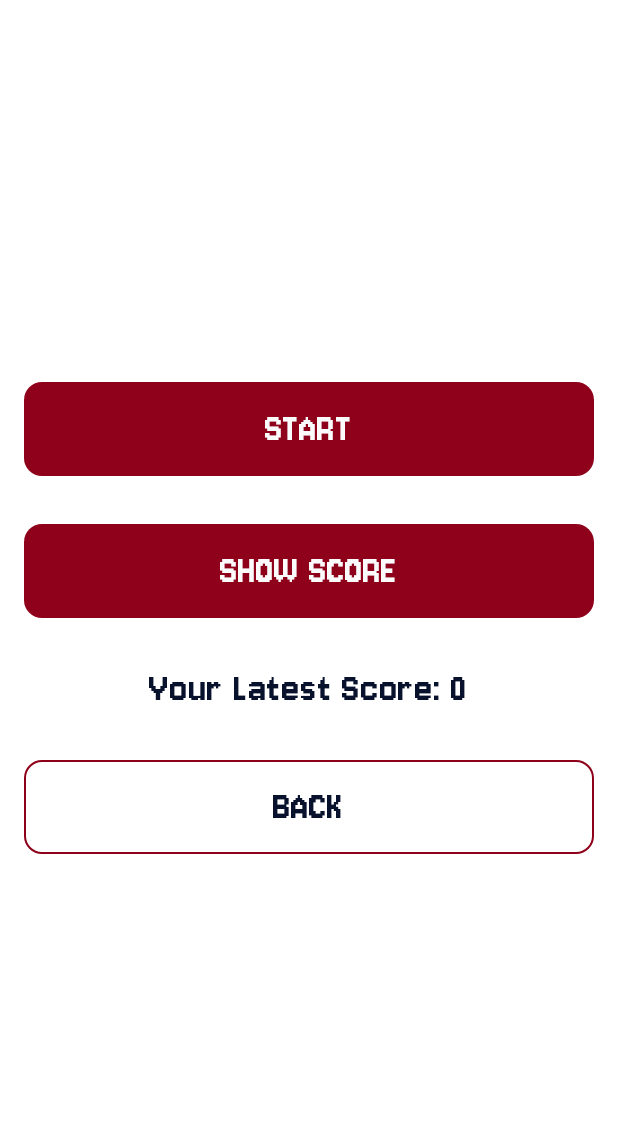
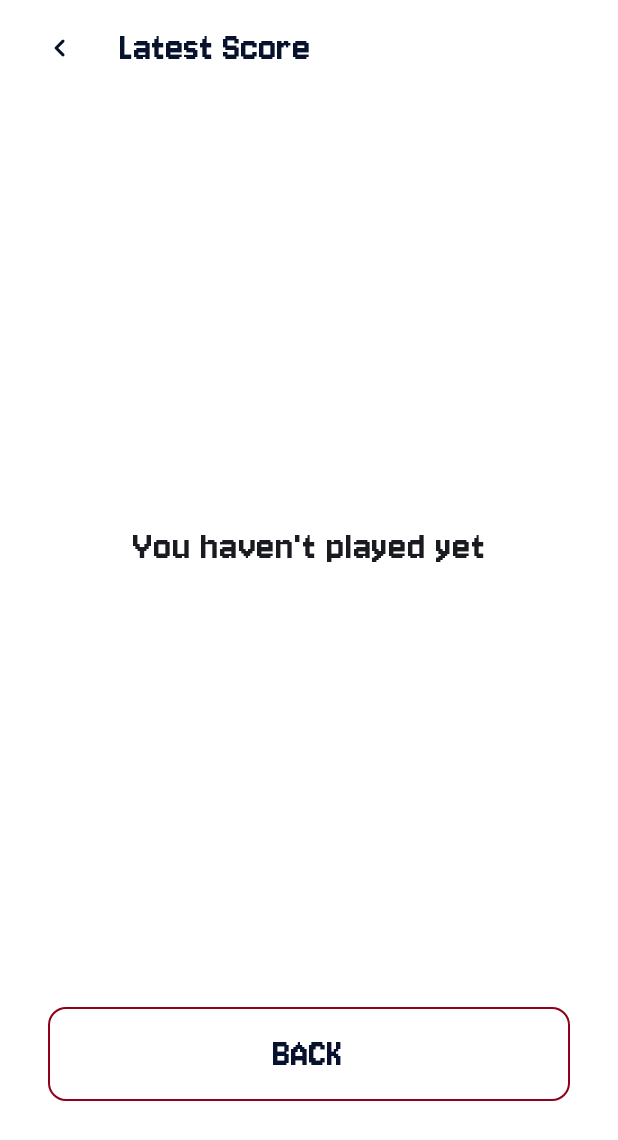
Before and after one commit to ngnngthang/kotlin-quiz-game, an Android app built with Jetpack Compose: the MainScreen screen opened through its navigation route, after a tap on "SHOW SCORE", on a phone screen of 412 x 824 dp. Shown: the top 1140 px of the screen. Run offline under Robolectric (Android 15) with nearby library versions, the phone set to English and light mode, and no system bars.

Commit message:
Add LatestScoreScreen

```diff
--- /dev/null
+++ b/app/src/main/java/com/example/quiz/features/LatestScoreScreen.kt
@@ -0,0 +1,151 @@
+package com.example.quiz.features
+
+import androidx.compose.foundation.BorderStroke
+import androidx.compose.foundation.background
+import androidx.compose.foundation.layout.Arrangement
+import androidx.compose.foundation.layout.Box
+import androidx.compose.foundation.layout.Column
+import androidx.compose.foundation.layout.PaddingValues
+import androidx.compose.foundation.layout.Spacer
+import androidx.compose.foundation.layout.fillMaxSize
+import androidx.compose.foundation.layout.fillMaxWidth
+import androidx.compose.foundation.layout.padding
+import androidx.compose.material.icons.Icons
+import androidx.compose.material.icons.automirrored.rounded.KeyboardArrowLeft
+import androidx.compose.material3.Button
+import androidx.compose.material3.ButtonColors
+import androidx.compose.material3.ButtonDefaults
+import androidx.compose.material3.ExperimentalMaterial3Api
+import androidx.compose.material3.Icon
+import androidx.compose.material3.MaterialTheme
+import androidx.compose.material3.Scaffold
+import androidx.compose.material3.Text
+import androidx.compose.material3.TopAppBar
+import androidx.compose.material3.TopAppBarDefaults
+import androidx.compose.runtime.Composable
+import androidx.compose.runtime.LaunchedEffect
+import androidx.compose.runtime.mutableIntStateOf
+import androidx.compose.runtime.mutableStateOf
+import androidx.compose.runtime.remember
+import androidx.compose.ui.Alignment
+import androidx.compose.ui.Modifier
+import androidx.compose.ui.graphics.Color
+import androidx.compose.ui.platform.LocalContext
+import androidx.compose.ui.text.font.Font
+import androidx.compose.ui.text.font.FontFamily
+import androidx.compose.ui.text.style.TextAlign
+import androidx.compose.ui.unit.dp
+import androidx.compose.ui.unit.sp
+import androidx.navigation.NavHostController
+import com.example.quiz.R
+import com.example.quiz.ui.theme.DarkText
+import com.example.quiz.ui.theme.Primary
+
+@OptIn(ExperimentalMaterial3Api::class)
+@Composable
+fun LatestScoreScreen(navController: NavHostController) {
+    val context = LocalContext.current
+
+    val lastScore = remember { mutableIntStateOf(0) }
+    val isPlayed = remember { mutableStateOf(false) }
+
+
+    LaunchedEffect(Unit) {
+        isPlayed.value = getIsPlayed(context)  // Check if the quiz has been played
+        lastScore.intValue = getLastScore(context)  // Retrieve the score
+    }
+
+    Scaffold(
+        containerColor = Color.White,
+        topBar = {
+            TopAppBar(
+                colors = TopAppBarDefaults.topAppBarColors(
+                    containerColor = Color.White,
+                    titleContentColor = DarkText,
+                ),
+                title = {
+                    Text(
+                        "Latest Score", fontSize = 28.sp,
+                        fontFamily =
+                        FontFamily(Font(R.font.jersey10_regular))
+                    )
+                },
+                navigationIcon = {
+                    Button(
+                        onClick = { navController.popBackStack() },
+                        colors = ButtonDefaults.buttonColors(
+                            contentColor = DarkText,
+                            containerColor = Color.Transparent
+                        )
+                    ) {
+                        Icon(
+                            Icons.AutoMirrored.Rounded.KeyboardArrowLeft,
+                            contentDescription = "Back",
+                        )
+                    }
+                },
+            )
+        }
+    ) { innerPadding ->
+        Box(
+            modifier = Modifier
+                .fillMaxSize()
+                .background(Color.White)
+                .padding(
+                    vertical = innerPadding.calculateTopPadding() + 10.dp,
+                    horizontal = 16.dp
+                )
+        ) {
+            Column(
+                modifier = Modifier.fillMaxSize(),
+                horizontalAlignment = Alignment.CenterHorizontally,
+                verticalArrangement = Arrangement.Center
+            ) {
+                Spacer(modifier = Modifier.weight(1f))
+                if (isPlayed.value) {
+                    Text(
+                        text = "Your last score: ${lastScore.intValue}",
+                        fontSize = 28.sp,
+                        textAlign = TextAlign.Center,
+                        fontFamily = FontFamily(Font(R.font.jersey10_regular))
+                    )
+                } else {
+                    Text(
+                        text = "You haven't played yet",
+                        fontSize = 28.sp,
+                        textAlign = TextAlign.Center,
+                        fontFamily = FontFamily(Font(R.font.jersey10_regular))
+                    )
+                }
+                Spacer(modifier = Modifier.weight(1f))
+                Button(
+                    modifier = Modifier
+                        .padding(16.dp)
+                        .fillMaxWidth(),
+                    colors = ButtonColors(
+                        containerColor = Color.White,
+                        contentColor = DarkText,
+                        disabledContentColor = Color.Gray,
+                        disabledContainerColor = Color.Gray
+                    ),
+                    border = BorderStroke(width = 1.dp, color = Primary),
+                    contentPadding = PaddingValues(16.dp),
+                    shape = MaterialTheme.shapes.medium,
+                    onClick = {
+                        navController.popBackStack()
+                    }
+                ) {
+                    Text(
+                        "BACK",
+                        fontSize = 28.sp,
+                        fontFamily = FontFamily(Font(R.font.jersey10_regular))
+                    )
+                }
+            }
+
+        }
+
+    }
+
+
+}
--- a/app/src/main/java/com/example/quiz/features/MainScreen.kt
+++ b/app/src/main/java/com/example/quiz/features/MainScreen.kt
@@ -14,13 +14,9 @@ import androidx.compose.material3.ButtonColors
 import androidx.compose.material3.MaterialTheme
 import androidx.compose.material3.Text
 import androidx.compose.runtime.Composable
-import androidx.compose.runtime.LaunchedEffect
-import androidx.compose.runtime.mutableStateOf
-import androidx.compose.runtime.remember
 import androidx.compose.ui.Alignment
 import androidx.compose.ui.Modifier
 import androidx.compose.ui.graphics.Color
-import androidx.compose.ui.platform.LocalContext
 import androidx.compose.ui.text.font.Font
 import androidx.compose.ui.text.font.FontFamily
 import androidx.compose.ui.unit.dp
@@ -34,11 +30,6 @@ import com.example.quiz.ui.theme.Primary
 
 @Composable
 fun MainScreen(navController: NavHostController) {
-    val context = LocalContext.current
-    val showScore = remember { mutableStateOf(false) }
-    val lastScore = remember { mutableStateOf(0) }
-    val isPlayed = remember { mutableStateOf(false) }
-
     fun onStart() {
         navController.navigate("quiz")
     }
@@ -47,14 +38,10 @@ fun MainScreen(navController: NavHostController) {
         navController.popBackStack()
     }
 
-    fun toggleViewScore() {
-        showScore.value = !showScore.value
+    fun viewLatestScore() {
+        navController.navigate("latestScore")
     }
 
-    LaunchedEffect(Unit) {
-        isPlayed.value = getIsPlayed(context)  // Check if the quiz has been played
-        lastScore.value = getLastScore(context)  // Retrieve the score
-    }
 
     Box(
         modifier = Modifier
@@ -104,23 +91,13 @@ fun MainScreen(navController: NavHostController) {
                 contentPadding = PaddingValues(16.dp),
                 shape = MaterialTheme.shapes.medium,
                 onClick = {
-                    toggleViewScore() // Fetch the score on click
+                    viewLatestScore() // Fetch the score on click
                 }
             ) {
                 Text(
                     "SHOW SCORE",
                     fontSize = 28.sp,
                     fontFamily = FontFamily(Font(R.font.jersey10_regular))
-                )
-            }
-            // Display the last score
-            if (showScore.value) {
-                Text(
-                    text = "Your Latest Score: ${lastScore.value}",
-                    fontSize = 28.sp,
-                    fontFamily = FontFamily(Font(R.font.jersey10_regular)),
-                    color = DarkText,
-                    modifier = Modifier.padding(16.dp)
                 )
             }
             // Back Button
--- a/app/src/main/java/com/example/quiz/navigation/AppNavHost.kt
+++ b/app/src/main/java/com/example/quiz/navigation/AppNavHost.kt
@@ -4,6 +4,7 @@ import androidx.compose.runtime.Composable
 import androidx.navigation.NavHostController
 import androidx.navigation.compose.NavHost
 import androidx.navigation.compose.composable
+import com.example.quiz.features.LatestScoreScreen
 import com.example.quiz.features.MainScreen
 import com.example.quiz.features.QuizScreen
 import com.example.quiz.features.ScoreScreen
@@ -23,6 +24,9 @@ fun AppNavHost(navController: NavHostController) {
         }
         composable("quiz") {
             QuizScreen(navController = navController)
+        }
+        composable("latestScore") {
+            LatestScoreScreen(navController = navController)
         }
         composable(
             "score/{score}/{totalQuestions}/{userAnswers}/{correctAnswers}/{randomQuestions}/{randomChoices}"
```
